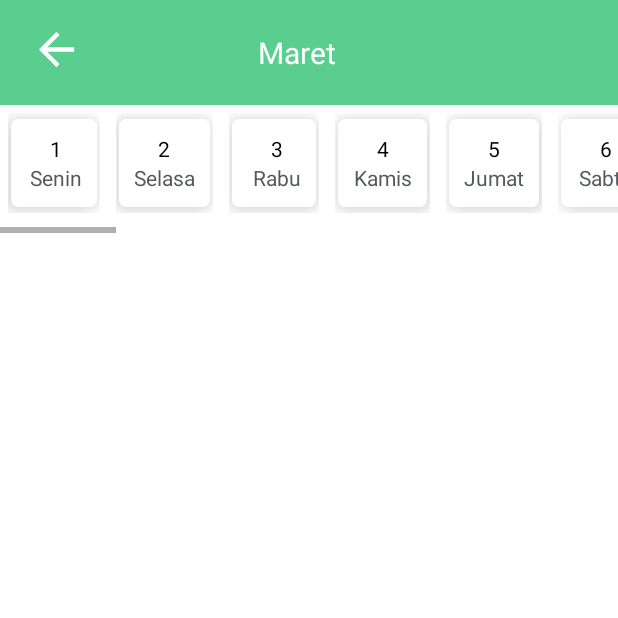
After one commit to ilhamard/ShaumApps, an Android app: the KalenderActivity screen opened directly, with no data from a screen before it, on a phone screen of 412 x 824 dp, the top half of it. The commit adds this screen. Run offline under Robolectric (Android 15) with nearby library versions, the phone set to English and light mode, and no system bars.

Commit message:
adding Kalender

```diff
--- /dev/null
+++ b/app/src/main/java/com/example/shaumapps/KalenderActivity.kt
@@ -0,0 +1,44 @@
+package com.example.shaumapps
+
+import android.annotation.SuppressLint
+import androidx.appcompat.app.AppCompatActivity
+import android.os.Bundle
+import androidx.recyclerview.widget.LinearLayoutManager
+import androidx.recyclerview.widget.RecyclerView
+import com.example.shaumapps.kalender.ListTanggalAdapter
+import com.example.shaumapps.kalender.Tanggal
+
+class KalenderActivity : AppCompatActivity() {
+    private lateinit var rvTanggal: RecyclerView
+    private val list = ArrayList<Tanggal>()
+
+    @SuppressLint("MissingInflatedId")
+    override fun onCreate(savedInstanceState: Bundle?) {
+        super.onCreate(savedInstanceState)
+        setContentView(R.layout.activity_kalender)
+
+        rvTanggal = findViewById(R.id.rv_tanggal)
+        rvTanggal.setHasFixedSize(true)
+
+        list.addAll(getTanggalList())
+        ShowTanggal()
+
+    }
+
+    private fun getTanggalList(): ArrayList<Tanggal>{
+        val dataTanggal = resources.getStringArray(R.array.data_tanggal)
+        val dataHari = resources.getStringArray(R.array.data_hari)
+        val listTanggal = ArrayList<Tanggal>()
+        for (i in dataTanggal.indices){
+            val tanggal = Tanggal(dataTanggal[i], dataHari[i])
+            listTanggal.add(tanggal)
+        }
+        return listTanggal
+    }
+
+    private fun ShowTanggal(){
+        rvTanggal.layoutManager = LinearLayoutManager(this, LinearLayoutManager.HORIZONTAL, false)
+        val listTanggalAdapter = ListTanggalAdapter(list)
+        rvTanggal.adapter = listTanggalAdapter
+    }
+}
--- a/app/src/main/java/com/example/shaumapps/MainActivity.kt
+++ b/app/src/main/java/com/example/shaumapps/MainActivity.kt
@@ -1,11 +1,20 @@
 package com.example.shaumapps
 
+import android.content.Intent
 import androidx.appcompat.app.AppCompatActivity
 import android.os.Bundle
+import com.example.shaumapps.databinding.ActivityMainBinding
 
 class MainActivity : AppCompatActivity() {
+    private lateinit var binding: ActivityMainBinding
     override fun onCreate(savedInstanceState: Bundle?) {
+        binding = ActivityMainBinding.inflate(layoutInflater)
         super.onCreate(savedInstanceState)
-        setContentView(R.layout.activity_main)
+        setContentView(binding.root)
+
+        binding.btnMasuk.setOnClickListener {
+            val intent = Intent(this@MainActivity, KalenderActivity::class.java)
+            startActivity(intent)
+        }
     }
 }
--- /dev/null
+++ b/app/src/main/java/com/example/shaumapps/kalender/ListTanggalAdapter.kt
@@ -0,0 +1,32 @@
+package com.example.shaumapps.kalender
+
+import android.view.LayoutInflater
+import android.view.View
+import android.view.ViewGroup
+import android.widget.LinearLayout.LayoutParams
+import android.widget.TextView
+import androidx.recyclerview.widget.RecyclerView
+import com.example.shaumapps.R
+import org.w3c.dom.Text
+
+class ListTanggalAdapter(private val listTanggal : ArrayList<Tanggal>) : RecyclerView.Adapter<ListTanggalAdapter.ListViewHolder>() {
+    class ListViewHolder (itemView: View): RecyclerView.ViewHolder(itemView) {
+        val tvTanggal : TextView = itemView.findViewById(R.id.txt_tanggal)
+        val tvHari: TextView = itemView.findViewById(R.id.txt_Hari)
+    }
+
+    override fun onCreateViewHolder(parent: ViewGroup, viewType: Int): ListViewHolder {
+        val view : View = LayoutInflater.from(parent.context).inflate(R.layout.item_list_kalender, parent, false)
+        return ListViewHolder(view)
+    }
+
+
+    override fun onBindViewHolder(holder: ListViewHolder, position: Int) {
+        val (tanggal, hari) = listTanggal[position]
+        holder.tvTanggal.text = tanggal
+        holder.tvHari.text = hari
+    }
+
+    override fun getItemCount(): Int = listTanggal.size
+
+}
--- /dev/null
+++ b/app/src/main/java/com/example/shaumapps/kalender/Tanggal.kt
@@ -0,0 +1,7 @@
+package com.example.shaumapps.kalender
+
+
+data class Tanggal(
+    var tanggal: String,
+    var hari: String,
+)
--- /dev/null
+++ b/app/src/main/res/drawable/bg_header.xml
@@ -0,0 +1,6 @@
+<?xml version="1.0" encoding="utf-8"?>
+<shape xmlns:android="http://schemas.android.com/apk/res/android">
+
+    <solid android:color="#59CE8F"/>
+
+</shape>
--- /dev/null
+++ b/app/src/main/res/drawable/ic_kembali.xml
@@ -0,0 +1,5 @@
+<vector android:autoMirrored="true" android:height="24dp"
+    android:tint="#FFFFFF" android:viewportHeight="24"
+    android:viewportWidth="24" android:width="24dp" xmlns:android="http://schemas.android.com/apk/res/android">
+    <path android:fillColor="@android:color/white" android:pathData="M20,11H7.83l5.59,-5.59L12,4l-8,8 8,8 1.41,-1.41L7.83,13H20v-2z"/>
+</vector>
--- /dev/null
+++ b/app/src/main/res/layout/activity_kalender.xml
@@ -0,0 +1,52 @@
+<?xml version="1.0" encoding="utf-8"?>
+<androidx.constraintlayout.widget.ConstraintLayout xmlns:android="http://schemas.android.com/apk/res/android"
+    xmlns:app="http://schemas.android.com/apk/res-auto"
+    xmlns:tools="http://schemas.android.com/tools"
+    android:layout_width="match_parent"
+    android:layout_height="match_parent"
+    tools:context=".KalenderActivity">
+
+    <ImageView
+        android:id="@+id/header"
+        android:layout_width="match_parent"
+        android:layout_height="70dp"
+        android:background="@drawable/bg_header"
+        app:layout_constraintEnd_toEndOf="parent"
+        app:layout_constraintHorizontal_bias="0.0"
+        app:layout_constraintStart_toStartOf="parent"
+        app:layout_constraintTop_toTopOf="parent" />
+
+    <androidx.appcompat.widget.AppCompatButton
+        android:id="@+id/btn_kembali"
+        android:layout_width="35dp"
+        android:layout_height="35dp"
+        android:layout_marginTop="15dp"
+        android:layout_marginStart="20dp"
+        android:background="@drawable/ic_kembali"
+        app:layout_constraintTop_toTopOf="parent"
+        app:layout_constraintStart_toStartOf="parent"/>
+
+    <TextView
+        android:layout_width="wrap_content"
+        android:layout_height="wrap_content"
+        android:text="Maret"
+        android:textSize="20sp"
+        android:textColor="#FFFFFF"
+        android:layout_marginEnd="72dp"
+        app:layout_constraintTop_toTopOf="@id/header"
+        app:layout_constraintStart_toEndOf="@id/btn_kembali"
+        app:layout_constraintEnd_toEndOf="parent"
+        app:layout_constraintBottom_toBottomOf="@id/header"/>
+
+    <androidx.recyclerview.widget.RecyclerView
+        android:id="@+id/rv_tanggal"
+        android:layout_width="match_parent"
+        android:layout_height="wrap_content"
+        android:scrollbars="horizontal"
+        app:layout_constraintTop_toBottomOf="@id/header"
+        app:layout_constraintStart_toStartOf="parent"
+        app:layout_constraintEnd_toEndOf="parent"
+        tools:listitem="@layout/item_list_kalender"/>
+
+
+</androidx.constraintlayout.widget.ConstraintLayout>
--- /dev/null
+++ b/app/src/main/res/layout/item_list_kalender.xml
@@ -0,0 +1,59 @@
+<?xml version="1.0" encoding="utf-8"?>
+<androidx.constraintlayout.widget.ConstraintLayout xmlns:android="http://schemas.android.com/apk/res/android"
+    xmlns:app="http://schemas.android.com/apk/res-auto"
+    xmlns:tools="http://schemas.android.com/tools"
+    android:layout_width="wrap_content"
+    android:layout_height="wrap_content"
+    android:padding="5dp"
+    android:layout_marginBottom="8dp">
+
+    <androidx.cardview.widget.CardView
+        android:id="@+id/cv_daftarList"
+        android:layout_width="match_parent"
+        android:layout_height="wrap_content"
+        app:cardCornerRadius="5dp"
+        app:cardElevation="10dp"
+        android:background="#F0EDFF"
+        android:paddingBottom="10dp"
+        android:padding="10dp"
+        android:orientation="horizontal"
+        android:layout_marginTop="4dp"
+        android:layout_marginStart="2dp"
+        android:layout_marginEnd="2dp"
+        android:layout_marginBottom="4dp"
+        app:layout_constraintStart_toStartOf="parent"
+        app:layout_constraintTop_toTopOf="parent"
+        app:layout_constraintEnd_toEndOf="parent"
+        app:layout_constraintBottom_toBottomOf="parent">
+
+        <androidx.constraintlayout.widget.ConstraintLayout
+            android:layout_width="match_parent"
+            android:layout_height="wrap_content"
+            android:padding="10dp"
+            android:paddingBottom="8dp"
+            android:background="#FFFFFF"
+            tools:ignore="MissingConstraints">
+
+            <TextView
+                android:id="@+id/txt_tanggal"
+                android:layout_width="wrap_content"
+                android:layout_height="wrap_content"
+                android:text="12"
+                android:textColor="@color/black"
+                android:layout_marginStart="16dp"
+                app:layout_constraintTop_toTopOf="parent"
+                app:layout_constraintStart_toStartOf="parent"/>
+
+            <TextView
+                android:id="@+id/txt_Hari"
+                android:layout_width="wrap_content"
+                android:layout_height="wrap_content"
+                android:text="Kamis"
+                android:textColor="#54595E"
+                app:layout_constraintTop_toBottomOf="@+id/txt_tanggal"
+                app:layout_constraintStart_toStartOf="@id/txt_tanggal"
+                app:layout_constraintEnd_toEndOf="@id/txt_tanggal"/>
+
+        </androidx.constraintlayout.widget.ConstraintLayout>
+    </androidx.cardview.widget.CardView>
+</androidx.constraintlayout.widget.ConstraintLayout>
--- a/app/src/main/res/values-night/themes.xml
+++ b/app/src/main/res/values-night/themes.xml
@@ -1,8 +1,8 @@
 <resources xmlns:tools="http://schemas.android.com/tools">
     <!-- Base application theme. -->
-    <style name="Theme.ShaumApps" parent="Theme.MaterialComponents.DayNight.DarkActionBar">
+    <style name="Theme.ShaumApps" parent="Theme.MaterialComponents.DayNight.NoActionBar">
         <!-- Primary brand color. -->
-        <item name="colorPrimary">@color/purple_200</item>
+        <item name="colorPrimary">#03DAC5</item>
         <item name="colorPrimaryVariant">@color/purple_700</item>
         <item name="colorOnPrimary">@color/black</item>
         <!-- Secondary brand color. -->
--- a/app/src/main/res/values/strings.xml
+++ b/app/src/main/res/values/strings.xml
@@ -1,3 +1,69 @@
 <resources>
     <string name="app_name">ShaumApps</string>
+
+    <string-array name="data_tanggal">
+        <item>1</item>
+        <item>2</item>
+        <item>3</item>
+        <item>4</item>
+        <item>5</item>
+        <item>6</item>
+        <item>7</item>
+        <item>1</item>
+        <item>2</item>
+        <item>3</item>
+        <item>4</item>
+        <item>5</item>
+        <item>6</item>
+        <item>7</item>
+        <item>1</item>
+        <item>2</item>
+        <item>3</item>
+        <item>4</item>
+        <item>5</item>
+        <item>6</item>
+        <item>7</item>
+        <item>1</item>
+        <item>2</item>
+        <item>3</item>
+        <item>4</item>
+        <item>5</item>
+        <item>6</item>
+        <item>7</item>
+        <item>6</item>
+        <item>7</item>
+    </string-array>
+
+    <string-array name="data_hari">
+        <item>Senin</item>
+        <item>Selasa</item>
+        <item>Rabu</item>
+        <item>Kamis</item>
+        <item>Jumat</item>
+        <item>Sabtu</item>
+        <item>Ahad</item>
+        <item>Senin</item>
+        <item>Selasa</item>
+        <item>Rabu</item>
+        <item>Kamis</item>
+        <item>Jumat</item>
+        <item>Sabtu</item>
+        <item>Ahad</item>
+        <item>Senin</item>
+        <item>Selasa</item>
+        <item>Rabu</item>
+        <item>Kamis</item>
+        <item>Jumat</item>
+        <item>Sabtu</item>
+        <item>Ahad</item>
+        <item>Senin</item>
+        <item>Selasa</item>
+        <item>Rabu</item>
+        <item>Kamis</item>
+        <item>Jumat</item>
+        <item>Sabtu</item>
+        <item>Ahad</item>
+        <item>Senin</item>
+        <item>Selasa</item>
+    </string-array>
 </resources>
--- a/app/src/main/res/values/themes.xml
+++ b/app/src/main/res/values/themes.xml
@@ -1,8 +1,8 @@
 <resources xmlns:tools="http://schemas.android.com/tools">
     <!-- Base application theme. -->
-    <style name="Theme.ShaumApps" parent="Theme.MaterialComponents.DayNight.DarkActionBar">
+    <style name="Theme.ShaumApps" parent="Theme.MaterialComponents.DayNight.NoActionBar">
         <!-- Primary brand color. -->
-        <item name="colorPrimary">@color/purple_500</item>
+        <item name="colorPrimary">@color/teal_200</item>
         <item name="colorPrimaryVariant">@color/purple_700</item>
         <item name="colorOnPrimary">@color/white</item>
         <!-- Secondary brand color. -->
```
Also changed, not shown: app/build.gradle (+6 -2 lines), app/src/main/AndroidManifest.xml (+7 -0 lines).
